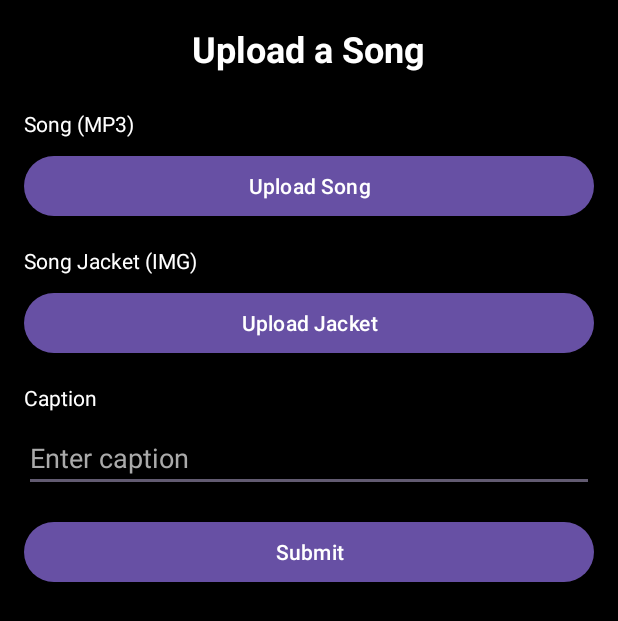
After one commit to Zhylvern/MOBDEVE-Artistics, an Android app: the layout library_upload_form.xml on its own in the app's theme, with its tools: preview values and no code run, on a phone screen of 412 x 824 dp. The commit adds this screen. Shown: the top 621 px of the screen. Run offline under Robolectric (Android 15) with nearby library versions, the phone set to English and light mode, and no system bars.

Commit message:
created upload song form layout

```diff
--- a/android-app/app/src/main/AndroidManifest.xml
+++ b/android-app/app/src/main/AndroidManifest.xml
@@ -2,6 +2,7 @@
 <manifest xmlns:android="http://schemas.android.com/apk/res/android"
     xmlns:tools="http://schemas.android.com/tools">
 
+    <uses-permission android:name="android.permission.INTERNET" />
     <uses-permission android:name="android.permission.INTERNET" />
 
     <application
@@ -13,8 +14,11 @@
         android:roundIcon="@mipmap/ic_launcher_round"
         android:supportsRtl="true"
         android:theme="@style/Theme.MOBDEVEArtistics"
-        tools:targetApi="31"
-        android:usesCleartextTraffic="true">
+        android:usesCleartextTraffic="true"
+        tools:targetApi="31">
+        <activity
+            android:name=".activities.library.UploadFormActivity"
+            android:exported="false" />
         <activity
             android:name=".activities.library.UploadActivity"
             android:exported="false" />
@@ -52,5 +56,5 @@
             android:name=".activities.login.LoginActivity"
             android:exported="false" />
     </application>
-    <uses-permission android:name="android.permission.INTERNET"/>
+
 </manifest>
--- a/android-app/app/src/main/java/com/example/mobdeveartistics/activities/library/UploadActivity.kt
+++ b/android-app/app/src/main/java/com/example/mobdeveartistics/activities/library/UploadActivity.kt
@@ -1,5 +1,7 @@
 package com.example.mobdeveartistics.activities.library
 
+import UploadFormActivity
+import android.content.Intent
 import android.os.Bundle
 import android.view.View
 import android.widget.Toast
@@ -36,8 +38,10 @@ class UploadActivity : AppCompatActivity() {
         rvUploads.layoutManager = LinearLayoutManager(this)
     }
 
-    fun uploadSong(v: View) {
-        Toast.makeText(this, "TODO: Upload a Song", Toast.LENGTH_SHORT).show();
+    fun uploadSong(v: View?) {
+        val i = Intent(applicationContext, UploadFormActivity::class.java)
+        startActivity(i)
+//        Toast.makeText(this, "TODO: Upload a Song", Toast.LENGTH_SHORT).show();
     }
 
     fun backToLibrary(v: View) {
--- /dev/null
+++ b/android-app/app/src/main/java/com/example/mobdeveartistics/activities/library/UploadFormActivity.kt
@@ -0,0 +1,28 @@
+import android.os.Bundle
+import android.view.View
+import android.widget.Button
+import androidx.activity.enableEdgeToEdge
+import androidx.appcompat.app.AppCompatActivity
+import androidx.core.view.ViewCompat
+import androidx.core.view.WindowInsetsCompat
+import com.example.mobdeveartistics.R
+
+class UploadFormActivity : AppCompatActivity() {
+    override fun onCreate(savedInstanceState: Bundle?) {
+        super.onCreate(savedInstanceState)
+        enableEdgeToEdge()
+        setContentView(R.layout.library_upload_form)
+
+        ViewCompat.setOnApplyWindowInsetsListener(findViewById(R.id.main)) { v, insets ->
+            val systemBars = insets.getInsets(WindowInsetsCompat.Type.systemBars())
+            v.setPadding(systemBars.left, systemBars.top, systemBars.right, systemBars.bottom)
+            insets
+        }
+
+        // Set up the submit button
+        val submitButton: Button = findViewById(R.id.submitButton)
+        submitButton.setOnClickListener {
+            finish()
+        }
+    }
+}
--- /dev/null
+++ b/android-app/app/src/main/res/layout/library_upload_form.xml
@@ -0,0 +1,80 @@
+<?xml version="1.0" encoding="utf-8"?>
+<RelativeLayout xmlns:android="http://schemas.android.com/apk/res/android"
+    android:layout_width="match_parent"
+    android:layout_height="match_parent"
+    android:background="@color/black"
+    android:padding="16dp">
+
+    <TextView
+        android:id="@+id/titleTextView"
+        android:layout_width="wrap_content"
+        android:layout_height="wrap_content"
+        android:text="Upload a Song"
+        android:textSize="24sp"
+        android:textColor="@color/white"
+        android:textStyle="bold"
+        android:layout_centerHorizontal="true"
+        android:layout_marginBottom="24dp"/>
+
+    <TextView
+        android:id="@+id/songLabel"
+        android:layout_width="wrap_content"
+        android:layout_height="wrap_content"
+        android:text="Song (MP3)"
+        android:textColor="@color/white"
+        android:layout_below="@id/titleTextView"
+        android:layout_marginBottom="8dp"/>
+
+    <Button
+        android:id="@+id/uploadSongButton"
+        android:layout_width="match_parent"
+        android:layout_height="wrap_content"
+        android:text="Upload Song"
+        android:textColor="@color/white"
+        android:layout_below="@id/songLabel"
+        android:layout_marginBottom="16dp"/>
+
+    <TextView
+        android:id="@+id/songJacketLabel"
+        android:layout_width="wrap_content"
+        android:layout_height="wrap_content"
+        android:text="Song Jacket (IMG)"
+        android:textColor="@color/white"
+        android:layout_below="@id/uploadSongButton"
+        android:layout_marginBottom="8dp"/>
+
+    <Button
+        android:id="@+id/uploadJacketButton"
+        android:layout_width="match_parent"
+        android:layout_height="wrap_content"
+        android:text="Upload Jacket"
+        android:layout_below="@id/songJacketLabel"
+        android:layout_marginBottom="16dp"/>
+
+    <TextView
+        android:id="@+id/captionLabel"
+        android:layout_width="wrap_content"
+        android:layout_height="wrap_content"
+        android:text="Caption"
+        android:textColor="@color/white"
+        android:layout_below="@id/uploadJacketButton"
+        android:layout_marginBottom="8dp"/>
+
+    <EditText
+        android:id="@+id/captionEditText"
+        android:layout_width="match_parent"
+        android:layout_height="wrap_content"
+        android:hint="Enter caption"
+        android:textColor="@color/white"
+        android:textColorHint="@android:color/darker_gray"
+        android:layout_below="@id/captionLabel"
+        android:layout_marginBottom="16dp"/>
+
+    <Button
+        android:id="@+id/submitButton"
+        android:layout_width="match_parent"
+        android:layout_height="wrap_content"
+        android:text="Submit"
+        android:layout_below="@id/captionEditText"/>
+
+</RelativeLayout>
```
